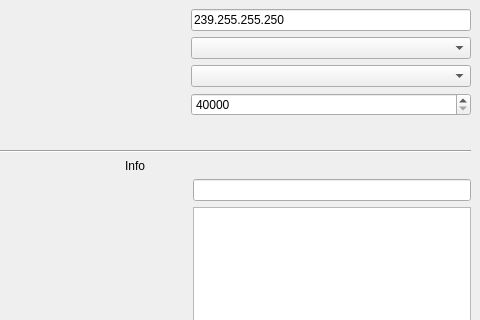
First picture: the form in audio_multicast/mainwindow.ui, repository fquad/AudioMulticast, before the edit; both pictures show x 210 to 690 and y 0 to 320 of the 690 by 572 pixel window.
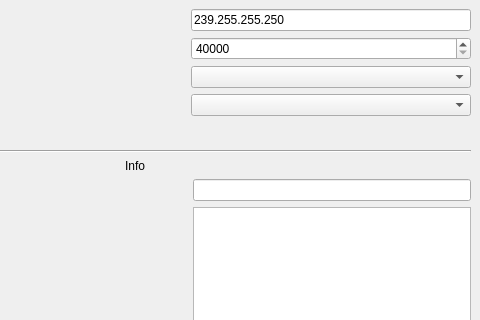
Second picture: the form after the edit.

The edit to the form file:
```diff
--- a/audio_multicast/mainwindow.ui
+++ b/audio_multicast/mainwindow.ui
@@ -85,12 +85,6 @@
             </property>
            </widget>
           </item>
-          <item>
-           <widget class="QComboBox" name="gui_audio_output_box"/>
-          </item>
-          <item>
-           <widget class="QComboBox" name="gui_audio_input_box"/>
-          </item>
           <item>
            <widget class="QSpinBox" name="gui_port">
             <property name="minimum">
@@ -101,6 +95,12 @@
             </property>
            </widget>
           </item>
+          <item>
+           <widget class="QComboBox" name="gui_audio_input_box"/>
+          </item>
+          <item>
+           <widget class="QComboBox" name="gui_audio_output_box"/>
+          </item>
          </layout>
         </item>
        </layout>
```
